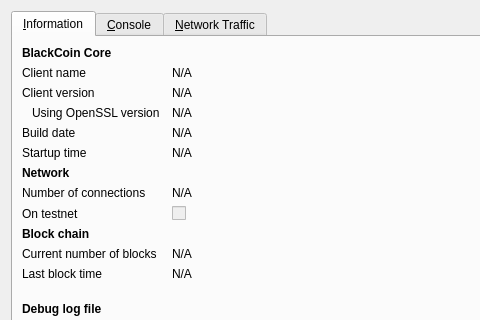
First picture: the form in src/qt/forms/rpcconsole.ui, repository iadixcoin/iadixcoin, before the edit; both pictures show x 0 to 480 and y 0 to 320 of the 740 by 450 pixel window.
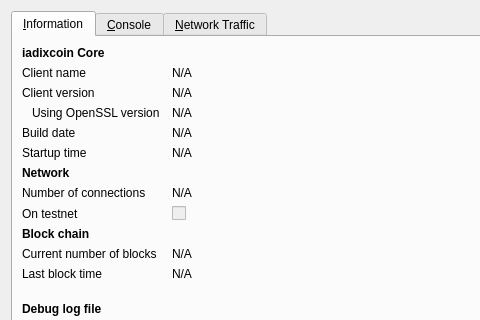
Second picture: the form after the edit. Icons and pictures are not drawn. Custom widgets are drawn as their Qt base class.

Commit message: Rename coin name and ticker

Diff of the .ui file:
```diff
--- a/src/qt/forms/rpcconsole.ui
+++ b/src/qt/forms/rpcconsole.ui
@@ -36,7 +36,7 @@
           </font>
          </property>
          <property name="text">
-          <string>BlackCoin Core</string>
+          <string>iadixcoin Core</string>
          </property>
         </widget>
        </item>
```
Left out of the diff: 6 changed lines with no effect on the pictures. The commit also changes 151 other files.
